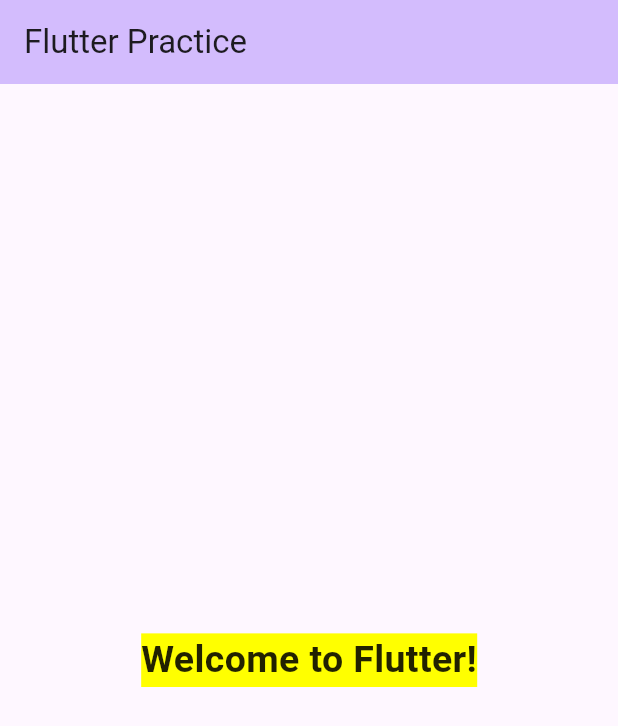
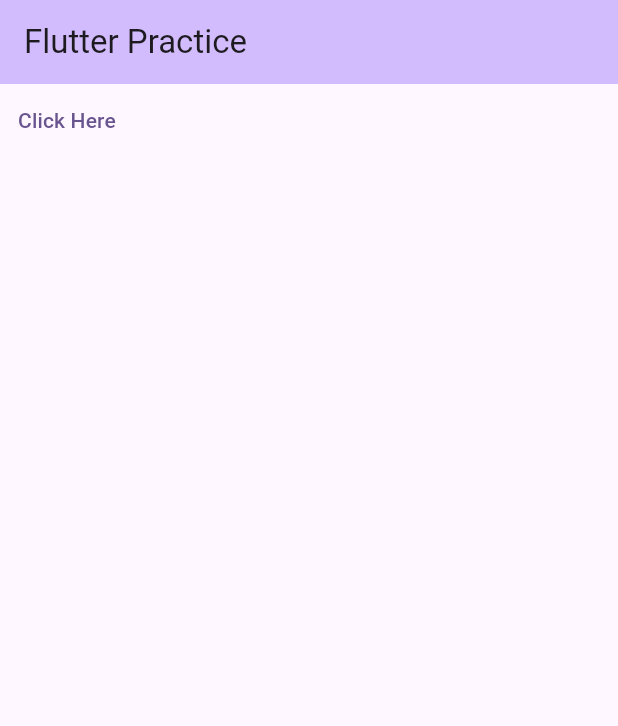
Before and after one commit to Shafayat-Fahim/flutter_practice, a Flutter app: the screen it shows after launch, on a phone screen of 412 x 824 dp. Shown: the top 726 px of the screen. Run offline on Flutter 3.47's test engine with Material 3 defaults, Android fonts, the phone set to English and light mode, and no system bars.

Commit message:
text button

```diff
--- a/lib/main.dart
+++ b/lib/main.dart
@@ -63,13 +63,14 @@ class _MyHomePageState extends State<MyHomePage> {
         // the App.build method, and use it to set our appbar title.
         title: Text("Flutter Practice"),
       ),
-      body: Center(
-        child: Text("Welcome to Flutter!", style: TextStyle(
-          fontSize: 25,
-          color: Colors.black87,
-          fontWeight: FontWeight.bold,
-          backgroundColor: Colors.yellowAccent,
-        ),),
+      body: TextButton(
+        child: Text("Click Here"),
+        onPressed: (){
+          print("Text Button Pressed!");
+        },
+        onLongPress: (){
+          print("LongPressed!!");
+        },
       )
     );
   }
```
